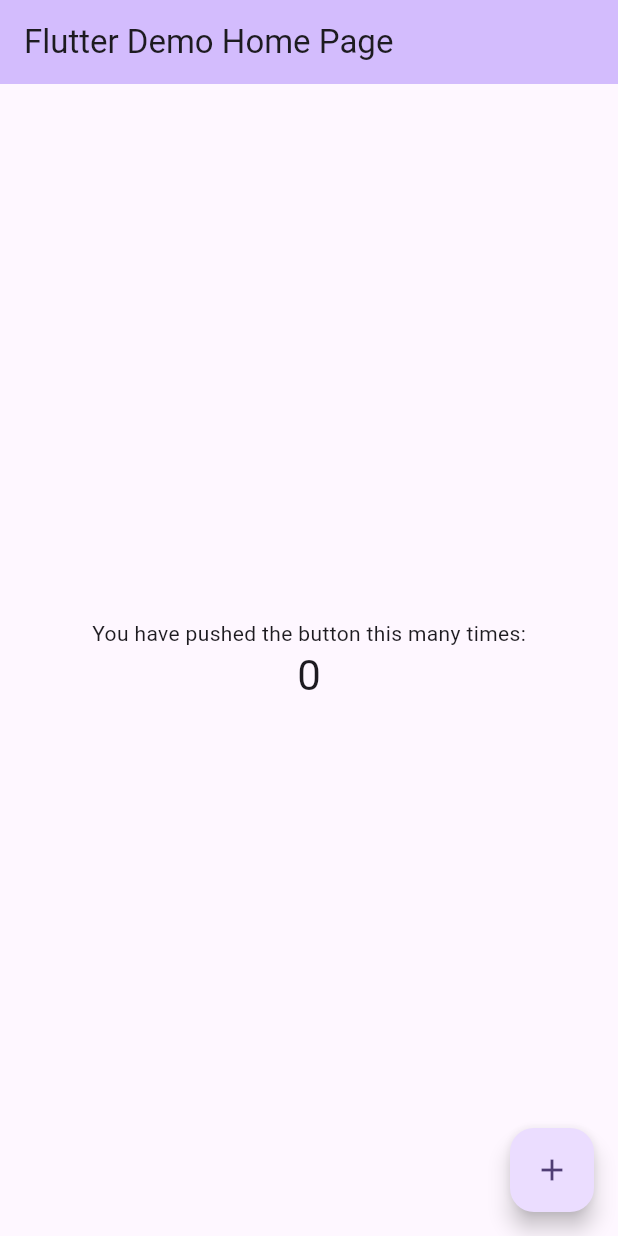
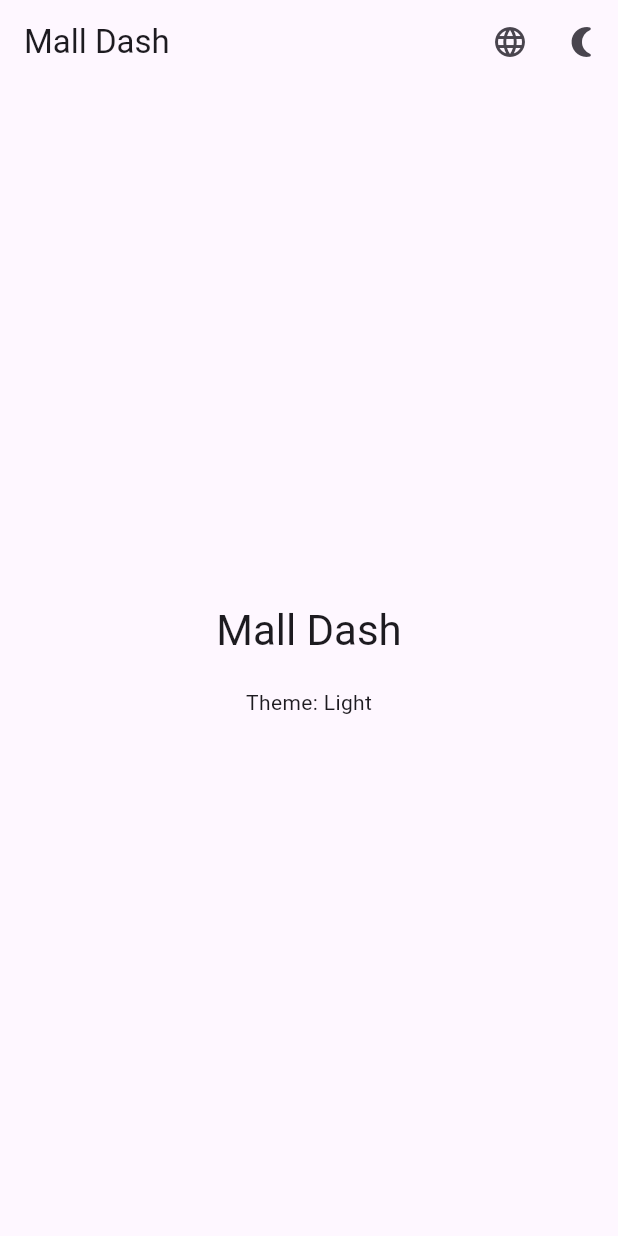
Before and after one commit to Mhamad-Raad/Mall-Dash-Mobile, a Flutter app: the screen it shows after launch, on a phone screen of 412 x 824 dp. Run offline on Flutter 3.47's test engine with Material 3 defaults, Android fonts, the phone set to English and light mode, and no system bars; our stand-ins replace flutter_riverpod, shared_preferences.

Commit message:
add file structure

````diff
--- /dev/null
+++ b/l10n.yaml
@@ -0,0 +1,4 @@
+arb-dir: lib/l10n
+template-arb-file: app_en.arb
+output-localization-file: app_localizations.dart
+synthetic-package: false
--- /dev/null
+++ b/lib/l10n/app_en.arb
@@ -0,0 +1,8 @@
+{
+  "appTitle": "Mall Dash",
+  "theme": "Theme",
+  "language": "Language",
+  "lightTheme": "Light",
+  "darkTheme": "Dark",
+  "systemTheme": "System"
+}
--- /dev/null
+++ b/lib/l10n/app_es.arb
@@ -0,0 +1,8 @@
+{
+  "appTitle": "Mall Dash",
+  "theme": "Tema",
+  "language": "Idioma",
+  "lightTheme": "Claro",
+  "darkTheme": "Oscuro",
+  "systemTheme": "Sistema"
+}
--- /dev/null
+++ b/lib/l10n/app_localizations.dart
@@ -0,0 +1,170 @@
+import 'dart:async';
+
+import 'package:flutter/foundation.dart';
+import 'package:flutter/widgets.dart';
+import 'package:flutter_localizations/flutter_localizations.dart';
+import 'package:intl/intl.dart' as intl;
+
+import 'app_localizations_en.dart';
+import 'app_localizations_es.dart';
+
+// ignore_for_file: type=lint
+
+/// Callers can lookup localized strings with an instance of AppLocalizations
+/// returned by `AppLocalizations.of(context)`.
+///
+/// Applications need to include `AppLocalizations.delegate()` in their app's
+/// `localizationDelegates` list, and the locales they support in the app's
+/// `supportedLocales` list. For example:
+///
+/// ```dart
+/// import 'l10n/app_localizations.dart';
+///
+/// return MaterialApp(
+///   localizationsDelegates: AppLocalizations.localizationsDelegates,
+///   supportedLocales: AppLocalizations.supportedLocales,
+///   home: MyApplicationHome(),
+/// );
+/// ```
+///
+/// ## Update pubspec.yaml
+///
+/// Please make sure to update your pubspec.yaml to include the following
+/// packages:
+///
+/// ```yaml
+/// dependencies:
+///   # Internationalization support.
+///   flutter_localizations:
+///     sdk: flutter
+///   intl: any # Use the pinned version from flutter_localizations
+///
+///   # Rest of dependencies
+/// ```
+///
+/// ## iOS Applications
+///
+/// iOS applications define key application metadata, including supported
+/// locales, in an Info.plist file that is built into the application bundle.
+/// To configure the locales supported by your app, you’ll need to edit this
+/// file.
+///
+/// First, open your project’s ios/Runner.xcworkspace Xcode workspace file.
+/// Then, in the Project Navigator, open the Info.plist file under the Runner
+/// project’s Runner folder.
+///
+/// Next, select the Information Property List item, select Add Item from the
+/// Editor menu, then select Localizations from the pop-up menu.
+///
+/// Select and expand the newly-created Localizations item then, for each
+/// locale your application supports, add a new item and select the locale
+/// you wish to add from the pop-up menu in the Value field. This list should
+/// be consistent with the languages listed in the AppLocalizations.supportedLocales
+/// property.
+abstract class AppLocalizations {
+  AppLocalizations(String locale)
+    : localeName = intl.Intl.canonicalizedLocale(locale.toString());
+
+  final String localeName;
+
+  static AppLocalizations? of(BuildContext context) {
+    return Localizations.of<AppLocalizations>(context, AppLocalizations);
+  }
+
+  static const LocalizationsDelegate<AppLocalizations> delegate =
+      _AppLocalizationsDelegate();
+
+  /// A list of this localizations delegate along with the default localizations
+  /// delegates.
+  ///
+  /// Returns a list of localizations delegates containing this delegate along with
+  /// GlobalMaterialLocalizations.delegate, GlobalCupertinoLocalizations.delegate,
+  /// and GlobalWidgetsLocalizations.delegate.
+  ///
+  /// Additional delegates can be added by appending to this list in
+  /// MaterialApp. This list does not have to be used at all if a custom list
+  /// of delegates is preferred or required.
+  static const List<LocalizationsDelegate<dynamic>> localizationsDelegates =
+      <LocalizationsDelegate<dynamic>>[
+        delegate,
+        GlobalMaterialLocalizations.delegate,
+        GlobalCupertinoLocalizations.delegate,
+        GlobalWidgetsLocalizations.delegate,
+      ];
+
+  /// A list of this localizations delegate's supported locales.
+  static const List<Locale> supportedLocales = <Locale>[
+    Locale('en'),
+    Locale('es'),
+  ];
+
+  /// No description provided for @appTitle.
+  ///
+  /// In en, this message translates to:
+  /// **'Mall Dash'**
+  String get appTitle;
+
+  /// No description provided for @theme.
+  ///
+  /// In en, this message translates to:
+  /// **'Theme'**
+  String get theme;
+
+  /// No description provided for @language.
+  ///
+  /// In en, this message translates to:
+  /// **'Language'**
+  String get language;
+
+  /// No description provided for @lightTheme.
+  ///
+  /// In en, this message translates to:
+  /// **'Light'**
+  String get lightTheme;
+
+  /// No description provided for @darkTheme.
+  ///
+  /// In en, this message translates to:
+  /// **'Dark'**
+  String get darkTheme;
+
+  /// No description provided for @systemTheme.
+  ///
+  /// In en, this message translates to:
+  /// **'System'**
+  String get systemTheme;
+}
+
+class _AppLocalizationsDelegate
+    extends LocalizationsDelegate<AppLocalizations> {
+  const _AppLocalizationsDelegate();
+
+  @override
+  Future<AppLocalizations> load(Locale locale) {
+    return SynchronousFuture<AppLocalizations>(lookupAppLocalizations(locale));
+  }
+
+  @override
+  bool isSupported(Locale locale) =>
+      <String>['en', 'es'].contains(locale.languageCode);
+
+  @override
+  bool shouldReload(_AppLocalizationsDelegate old) => false;
+}
+
+AppLocalizations lookupAppLocalizations(Locale locale) {
+  // Lookup logic when only language code is specified.
+  switch (locale.languageCode) {
+    case 'en':
+      return AppLocalizationsEn();
+    case 'es':
+      return AppLocalizationsEs();
+  }
+
+  throw FlutterError(
+    'AppLocalizations.delegate failed to load unsupported locale "$locale". This is likely '
+    'an issue with the localizations generation tool. Please file an issue '
+    'on GitHub with a reproducible sample app and the gen-l10n configuration '
+    'that was used.',
+  );
+}
--- a/lib/main.dart
+++ b/lib/main.dart
@@ -1,122 +1,52 @@
 import 'package:flutter/material.dart';
+import 'package:flutter_riverpod/flutter_riverpod.dart';
+import 'package:shared_preferences/shared_preferences.dart';
+import 'package:flutter_localizations/flutter_localizations.dart';
+import 'l10n/app_localizations.dart';
+import 'src/core/providers/shared_preferences_provider.dart';
+import 'src/core/providers/theme_provider.dart';
+import 'src/core/providers/localization_provider.dart';
+import 'src/core/pages/home_page.dart';
+import 'src/core/theme/custom_theme_extension.dart';
 
-void main() {
-  runApp(const MyApp());
+void main() async {
+  WidgetsFlutterBinding.ensureInitialized();
+  final prefs = await SharedPreferences.getInstance();
+
+  runApp(ProviderScope(overrides: [sharedPreferencesProvider.overrideWithValue(prefs)], child: const MyApp()));
 }
 
-class MyApp extends StatelessWidget {
+class MyApp extends ConsumerWidget {
   const MyApp({super.key});
 
-  // This widget is the root of your application.
   @override
-  Widget build(BuildContext context) {
+  Widget build(BuildContext context, WidgetRef ref) {
+    final themeMode = ref.watch(themeModeProvider);
+    final locale = ref.watch(localeProvider);
+
     return MaterialApp(
-      title: 'Flutter Demo',
+      title: 'Mall Dash',
+      debugShowCheckedModeBanner: false,
+      themeMode: themeMode,
       theme: ThemeData(
-        // This is the theme of your application.
-        //
-        // TRY THIS: Try running your application with "flutter run". You'll see
-        // the application has a purple toolbar. Then, without quitting the app,
-        // try changing the seedColor in the colorScheme below to Colors.green
-        // and then invoke "hot reload" (save your changes or press the "hot
-        // reload" button in a Flutter-supported IDE, or press "r" if you used
-        // the command line to start the app).
-        //
-        // Notice that the counter didn't reset back to zero; the application
-        // state is not lost during the reload. To reset the state, use hot
-        // restart instead.
-        //
-        // This works for code too, not just values: Most code changes can be
-        // tested with just a hot reload.
-        colorScheme: ColorScheme.fromSeed(seedColor: Colors.deepPurple),
+        colorScheme: ColorScheme.fromSeed(seedColor: Colors.deepPurple, brightness: Brightness.light),
+        useMaterial3: true,
+        extensions: const [CustomThemeExtension.light],
       ),
-      home: const MyHomePage(title: 'Flutter Demo Home Page'),
+      darkTheme: ThemeData(
+        colorScheme: ColorScheme.fromSeed(seedColor: Colors.deepPurple, brightness: Brightness.dark),
+        useMaterial3: true,
+        extensions: const [CustomThemeExtension.dark],
+      ),
+      locale: locale,
+      localizationsDelegates: const [
+        AppLocalizations.delegate,
+        GlobalMaterialLocalizations.delegate,
+        GlobalWidgetsLocalizations.delegate,
+        GlobalCupertinoLocalizations.delegate,
+      ],
+      supportedLocales: const [Locale('en'), Locale('es')],
+      home: const HomePage(),
     );
   }
 }
-
-class MyHomePage extends StatefulWidget {
-  const MyHomePage({super.key, required this.title});
-
-  // This widget is the home page of your application. It is stateful, meaning
-  // that it has a State object (defined below) that contains fields that affect
-  // how it looks.
-
-  // This class is the configuration for the state. It holds the values (in this
-  // case the title) provided by the parent (in this case the App widget) and
-  // used by the build method of the State. Fields in a Widget subclass are
-  // always marked "final".
-
-  final String title;
-
-  @override
-  State<MyHomePage> createState() => _MyHomePageState();
-}
-
-class _MyHomePageState extends State<MyHomePage> {
-  int _counter = 0;
-
-  void _incrementCounter() {
-    setState(() {
-      // This call to setState tells the Flutter framework that something has
-      // changed in this State, which causes it to rerun the build method below
-      // so that the display can reflect the updated values. If we changed
-      // _counter without calling setState(), then the build method would not be
-      // called again, and so nothing would appear to happen.
-      _counter++;
-    });
-  }
-
-  @override
-  Widget build(BuildContext context) {
-    // This method is rerun every time setState is called, for instance as done
-    // by the _incrementCounter method above.
-    //
-    // The Flutter framework has been optimized to make rerunning build methods
-    // fast, so that you can just rebuild anything that needs updating rather
-    // than having to individually change instances of widgets.
-    return Scaffold(
-      appBar: AppBar(
-        // TRY THIS: Try changing the color here to a specific color (to
-        // Colors.amber, perhaps?) and trigger a hot reload to see the AppBar
-        // change color while the other colors stay the same.
-        backgroundColor: Theme.of(context).colorScheme.inversePrimary,
-        // Here we take the value from the MyHomePage object that was created by
-        // the App.build method, and use it to set our appbar title.
-        title: Text(widget.title),
-      ),
-      body: Center(
-        // Center is a layout widget. It takes a single child and positions it
-        // in the middle of the parent.
-        child: Column(
-          // Column is also a layout widget. It takes a list of children and
-          // arranges them vertically. By default, it sizes itself to fit its
-          // children horizontally, and tries to be as tall as its parent.
-          //
-          // Column has various properties to control how it sizes itself and
-          // how it positions its children. Here we use mainAxisAlignment to
-          // center the children vertically; the main axis here is the vertical
-          // axis because Columns are vertical (the cross axis would be
-          // horizontal).
-          //
-          // TRY THIS: Invoke "debug painting" (choose the "Toggle Debug Paint"
-          // action in the IDE, or press "p" in the console), to see the
-          // wireframe for each widget.
-          mainAxisAlignment: MainAxisAlignment.center,
-          children: <Widget>[
-            const Text('You have pushed the button this many times:'),
-            Text(
-              '$_counter',
-              style: Theme.of(context).textTheme.headlineMedium,
-            ),
-          ],
-        ),
-      ),
-      floatingActionButton: FloatingActionButton(
-        onPressed: _incrementCounter,
-        tooltip: 'Increment',
-        child: const Icon(Icons.add),
-      ), // This trailing comma makes auto-formatting nicer for build methods.
-    );
-  }
-}
--- /dev/null
+++ b/lib/src/core/pages/home_page.dart
@@ -0,0 +1,31 @@
+import 'package:flutter/material.dart';
+import '../../../l10n/app_localizations.dart';
+import '../widgets/theme_toggle_button.dart';
+import '../widgets/language_selector.dart';
+
+class HomePage extends StatelessWidget {
+  const HomePage({super.key});
+
+  @override
+  Widget build(BuildContext context) {
+    final l10n = AppLocalizations.of(context);
+    return Scaffold(
+      appBar: AppBar(
+        title: Text(l10n?.appTitle ?? 'Mall Dash'),
+        actions: const [LanguageSelector(), ThemeToggleButton()],
+      ),
+      body: Center(
+        child: Column(
+          mainAxisAlignment: MainAxisAlignment.center,
+          children: [
+            Text(l10n?.appTitle ?? 'Mall Dash', style: Theme.of(context).textTheme.headlineMedium),
+            const SizedBox(height: 20),
+            Text(
+              '${l10n?.theme}: ${Theme.of(context).brightness == Brightness.light ? l10n?.lightTheme : l10n?.darkTheme}',
+            ),
+          ],
+        ),
+      ),
+    );
+  }
+}
--- /dev/null
+++ b/lib/src/core/providers/shared_preferences_provider.dart
@@ -0,0 +1,6 @@
+import 'package:flutter_riverpod/flutter_riverpod.dart';
+import 'package:shared_preferences/shared_preferences.dart';
+
+final sharedPreferencesProvider = Provider<SharedPreferences>((ref) {
+  throw UnimplementedError('SharedPreferences not initialized');
+});
--- /dev/null
+++ b/lib/src/core/theme/custom_theme_extension.dart
@@ -0,0 +1,42 @@
+import 'package:flutter/material.dart';
+
+@immutable
+class CustomThemeExtension extends ThemeExtension<CustomThemeExtension> {
+  const CustomThemeExtension({
+    required this.successColor,
+    required this.errorColor,
+  });
+
+  final Color successColor;
+  final Color errorColor;
+
+  @override
+  CustomThemeExtension copyWith({Color? successColor, Color? errorColor}) {
+    return CustomThemeExtension(
+      successColor: successColor ?? this.successColor,
+      errorColor: errorColor ?? this.errorColor,
+    );
+  }
+
+  @override
+  CustomThemeExtension lerp(ThemeExtension<CustomThemeExtension>? other, double t) {
+    if (other is! CustomThemeExtension) {
+      return this;
+    }
+    return CustomThemeExtension(
+      successColor: Color.lerp(successColor, other.successColor, t)!,
+      errorColor: Color.lerp(errorColor, other.errorColor, t)!,
+    );
+  }
+
+  // Define light and dark variants
+  static const light = CustomThemeExtension(
+    successColor: Colors.green,
+    errorColor: Colors.red,
+  );
+
+  static const dark = CustomThemeExtension(
+    successColor: Colors.lightGreen,
+    errorColor: Colors.redAccent,
+  );
+}
--- /dev/null
+++ b/lib/src/core/widgets/language_selector.dart
@@ -0,0 +1,31 @@
+import 'package:flutter/material.dart';
+import 'package:flutter_riverpod/flutter_riverpod.dart';
+import '../providers/localization_provider.dart';
+
+class LanguageSelector extends ConsumerWidget {
+  const LanguageSelector({super.key});
+
+  @override
+  Widget build(BuildContext context, WidgetRef ref) {
+    // ref.watch(localeProvider) gives us the current overridden locale, or null if system.
+    // For the UI, if it's null, we might want to show "System" or the current actual locale.
+    // But for selection, we just pick a specific one.
+
+    return PopupMenuButton<Locale>(
+      icon: const Icon(Icons.language),
+      onSelected: (Locale newLocale) {
+        ref.read(localeProvider.notifier).setLocale(newLocale);
+      },
+      itemBuilder: (context) => [
+        const PopupMenuItem(
+          value: Locale('en'),
+          child: Text('English'),
+        ),
+        const PopupMenuItem(
+          value: Locale('es'),
+          child: Text('Español'),
+        ),
+      ],
+    );
+  }
+}
--- /dev/null
+++ b/lib/src/core/widgets/theme_toggle_button.dart
@@ -0,0 +1,37 @@
+import 'package:flutter/material.dart';
+import 'package:flutter_riverpod/flutter_riverpod.dart';
+import '../providers/theme_provider.dart';
+
+class ThemeToggleButton extends ConsumerWidget {
+  const ThemeToggleButton({super.key});
+
+  @override
+  Widget build(BuildContext context, WidgetRef ref) {
+    final themeMode = ref.watch(themeModeProvider);
+
+    return IconButton(
+      onPressed: () {
+        // Simple toggle logic: If Light -> Dark, else -> Light.
+        // If System, we assume we want to switch to the opposite of what is currently shown?
+        // Or just explicit Light/Dark cycle.
+        // Let's cycle: System -> Light -> Dark -> System (maybe too complex).
+        // Let's just do Light <-> Dark for the button.
+        final newMode = themeMode == ThemeMode.light ? ThemeMode.dark : ThemeMode.light;
+        ref.read(themeModeProvider.notifier).setTheme(newMode);
+      },
+      icon: AnimatedSwitcher(
+        duration: const Duration(milliseconds: 300),
+        transitionBuilder: (child, anim) => RotationTransition(
+          turns: child.key == const ValueKey('icon1')
+              ? Tween<double>(begin: 1, end: 0.75).animate(anim)
+              : Tween<double>(begin: 0.75, end: 1).animate(anim),
+          child: ScaleTransition(scale: anim, child: child),
+        ),
+        child: themeMode == ThemeMode.light
+            ? const Icon(Icons.wb_sunny, key: ValueKey('icon1'))
+            : const Icon(Icons.nightlight_round, key: ValueKey('icon2')),
+      ),
+      tooltip: 'Toggle Theme',
+    );
+  }
+}
````
Also changed, not shown: lib/l10n/app_localizations_en.dart (added, +28 -0 lines), lib/l10n/app_localizations_es.dart (added, +28 -0 lines), lib/src/core/providers/localization_provider.dart (added, +28 -0 lines), lib/src/core/providers/theme_provider.dart (added, +44 -0 lines), pubspec.yaml (+7 -2 lines), pubspec.lock, 3 other files.
